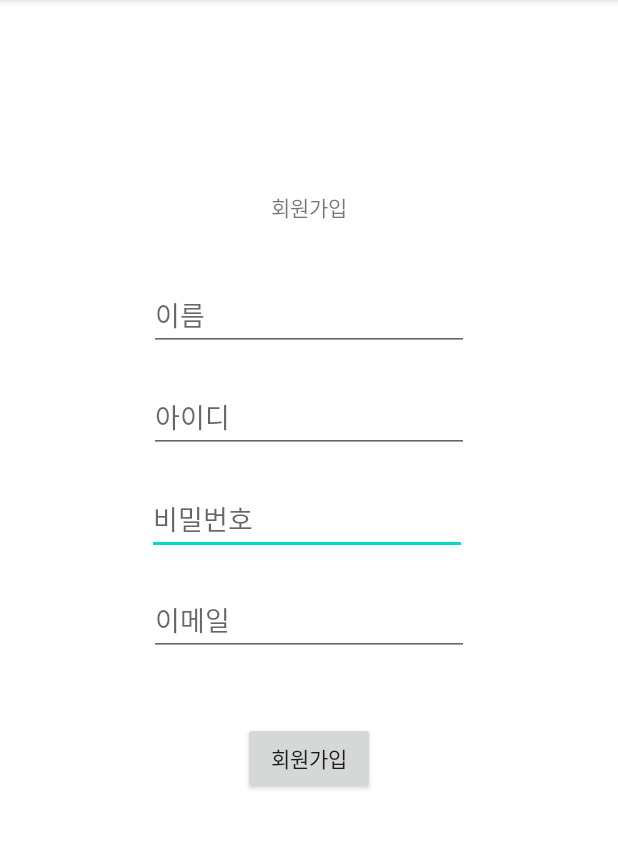
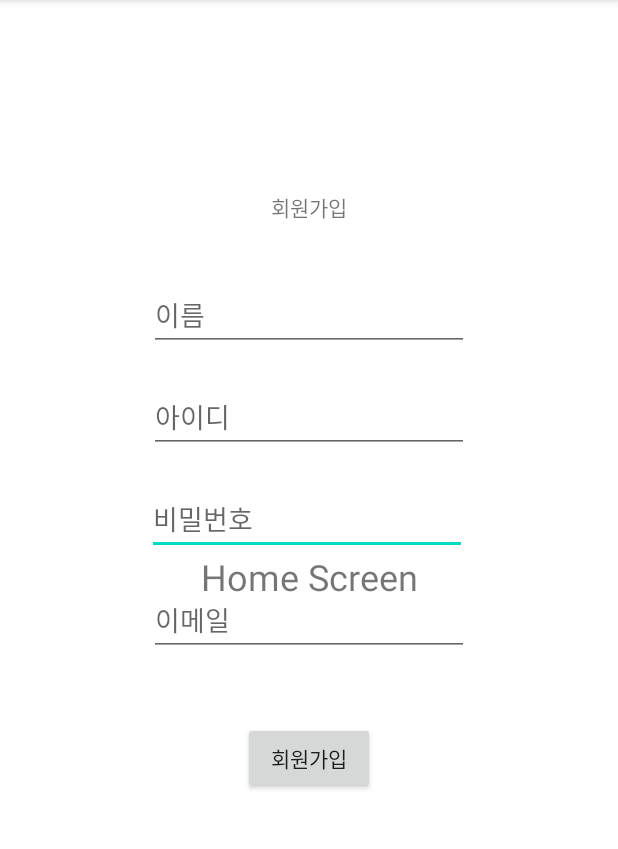
Before and after one commit to ildangazo-health/please2, an Android app: the JoinActivity screen opened directly, with no data from a screen before it, on a phone screen of 412 x 824 dp, the part 84-933 px from its top. Run offline under Robolectric (Android 15) with nearby library versions, the phone set to English and light mode, and no system bars.

Commit message:
login, join, home, main 화면 이동 구현

```diff
--- a/app/src/main/AndroidManifest.xml
+++ b/app/src/main/AndroidManifest.xml
@@ -44,6 +44,9 @@
         <activity android:name=".ListActivity"
             tools:ignore="Instantiatable" />
 
+        <activity android:name=".MainActivity" />
+
+
         <meta-data android:name="android.max_aspect" android:value="2.1" />
     </application>
 
--- a/app/src/main/java/com/cookandroid/helloandroid/HomeActivity.java
+++ b/app/src/main/java/com/cookandroid/helloandroid/HomeActivity.java
@@ -16,7 +16,7 @@ public class HomeActivity extends AppCompatActivity {
         loginButton.setOnClickListener(new View.OnClickListener() {
             @Override
             public void onClick(View v) {
-                Intent intent = new Intent(HomeActivity.this,LoginActivity.class);
+                Intent intent = new Intent(HomeActivity.this, LoginActivity.class);
                 startActivity(intent);
             }
         });
--- a/app/src/main/java/com/cookandroid/helloandroid/JoinActivity.java
+++ b/app/src/main/java/com/cookandroid/helloandroid/JoinActivity.java
@@ -11,8 +11,6 @@ import androidx.appcompat.app.AppCompatActivity;
 import com.cookandroid.helloandroid.model.User;
 import com.cookandroid.helloandroid.retrofit.RetrofitService;
 import com.cookandroid.helloandroid.retrofit.UserAPI;
-import com.google.android.material.button.MaterialButton;
-import com.google.android.material.textfield.TextInputEditText;
 
 import java.util.logging.Level;
 import java.util.logging.Logger;
@@ -21,25 +19,24 @@ import retrofit2.Call;
 import retrofit2.Callback;
 import retrofit2.Response;
 
-public class JoinActivity extends AppCompatActivity{
+public class JoinActivity extends AppCompatActivity {
     @Override
     protected void onCreate(Bundle savedInstanceState) {
         super.onCreate(savedInstanceState);
         setContentView(R.layout.join);
         initializeComponents();
     }
-    private void initializeComponents(){
-        EditText inputEditID=findViewById(R.id.editText_id);
-        EditText inputEditPassword=findViewById(R.id.editText_pw);
+
+    private void initializeComponents() {
+        EditText inputEditID = findViewById(R.id.editText_id);
+        EditText inputEditPassword = findViewById(R.id.editText_pw);
         EditText inputEditName = findViewById(R.id.editText_name);
-        EditText inputEditEmail=findViewById(R.id.editText_email);
+        EditText inputEditEmail = findViewById(R.id.editText_email);
 
+        Button buttonSave = findViewById(R.id.button_join);
 
-        Button buttonSave=findViewById(R.id.button_join);
-
-
-        RetrofitService retrofitService=new RetrofitService();
-        UserAPI userAPI=retrofitService.getRetrofit().create(UserAPI.class);
+        RetrofitService retrofitService = new RetrofitService();
+        UserAPI userAPI = retrofitService.getRetrofit().create(UserAPI.class);
 
         buttonSave.setOnClickListener(view -> {
             String id = String.valueOf(inputEditID.getText());
@@ -47,37 +44,29 @@ public class JoinActivity extends AppCompatActivity{
             String password = String.valueOf(inputEditPassword.getText());
             String email = String.valueOf(inputEditEmail.getText());
 
-
-            User user=new User();
+            User user = new User();
             user.setId(id);
             user.setName(name);
             user.setPassword(password);
             user.setEmail(email);
 
-
-            userAPI.save(user)
-                    .enqueue(new Callback<User>() {
+            userAPI.save(user).enqueue(new Callback<User>() {
                 @Override
-                        public void onResponse(Call<User> call, Response<User> response) { // 저장이 되었다면
+                public void onResponse(Call<User> call, Response<User> response) {
+                    // 저장이 되었다면
                     Toast.makeText(JoinActivity.this, "Save Success", Toast.LENGTH_LONG).show();
-                            Intent intent = new Intent(JoinActivity.this, JoinActivity.class);
+                    Intent intent = new Intent(JoinActivity.this, HomeActivity.class);
                     startActivity(intent);
+                    finish(); // 현재 액티비티를 종료하여 뒤로가기 버튼을 누르면 이전으로 돌아가지 않도록 함
                 }
 
                 @Override
-                        public void onFailure(Call<User> call, Throwable t) { // 저장이 실패했다면
+                public void onFailure(Call<User> call, Throwable t) {
+                    // 저장이 실패했다면
                     Toast.makeText(JoinActivity.this, "Save failed", Toast.LENGTH_LONG).show();
                     Logger.getLogger(JoinActivity.class.getName()).log(Level.SEVERE, "Error occurred" + t.getMessage(), t);
                 }
             });
-
-
-
-
         });
-
-
-
-
     }
 }
--- a/app/src/main/java/com/cookandroid/helloandroid/MainActivity.java
+++ b/app/src/main/java/com/cookandroid/helloandroid/MainActivity.java
@@ -3,7 +3,7 @@ package com.cookandroid.helloandroid;
 import android.os.Bundle;
 import androidx.appcompat.app.AppCompatActivity;
 
-public class MainActivity extends AppCompatActivity{
+public class MainActivity extends AppCompatActivity {
     @Override
     protected void onCreate(Bundle savedInstanceState) {
         super.onCreate(savedInstanceState);
--- a/app/src/main/res/layout/join.xml
+++ b/app/src/main/res/layout/join.xml
@@ -4,7 +4,18 @@
     xmlns:tools="http://schemas.android.com/tools"
     android:layout_width="match_parent"
     android:layout_height="match_parent"
-    tools:context=".JoinActivity">
+    tools:context=".HomeActivity">
+
+    <TextView
+        android:id="@+id/textViewHome"
+        android:layout_width="wrap_content"
+        android:layout_height="wrap_content"
+        android:text="Home Screen"
+        android:textSize="24sp"
+        app:layout_constraintBottom_toBottomOf="parent"
+        app:layout_constraintEnd_toEndOf="parent"
+        app:layout_constraintStart_toStartOf="parent"
+        app:layout_constraintTop_toTopOf="parent" />
 
     <TextView
         android:id="@+id/textView"
```
Also changed, not shown: app/src/main/java/com/cookandroid/helloandroid/LoginActivity.java (+15 -19 lines), app/src/main/res/layout/home.xml (+10 -10 lines), app/src/main/res/layout/main.xml (+28 -21 lines). Lines whose indentation alone changed are shown as unchanged.
